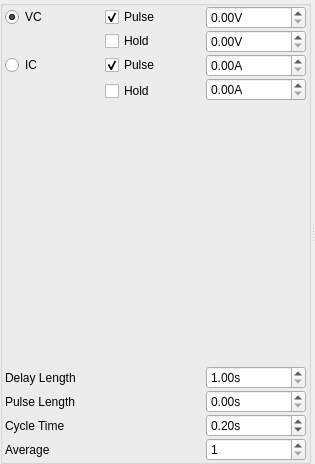
Before: the Qt Designer form test3_2_1.ui in tomjhou/acq4, drawn with Qt 5.
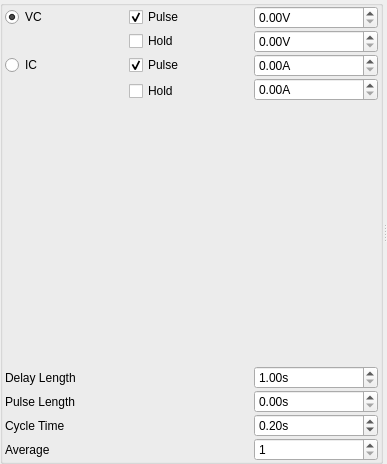
After: the same form once the commit is applied. Custom widgets are drawn as their Qt base class.

The edit to the form file:
```diff
--- a/test3_2_1.ui
+++ b/test3_2_1.ui
@@ -6,7 +6,7 @@
    <rect>
     <x>0</x>
     <y>0</y>
-    <width>315</width>
+    <width>387</width>
     <height>464</height>
    </rect>
   </property>
```
